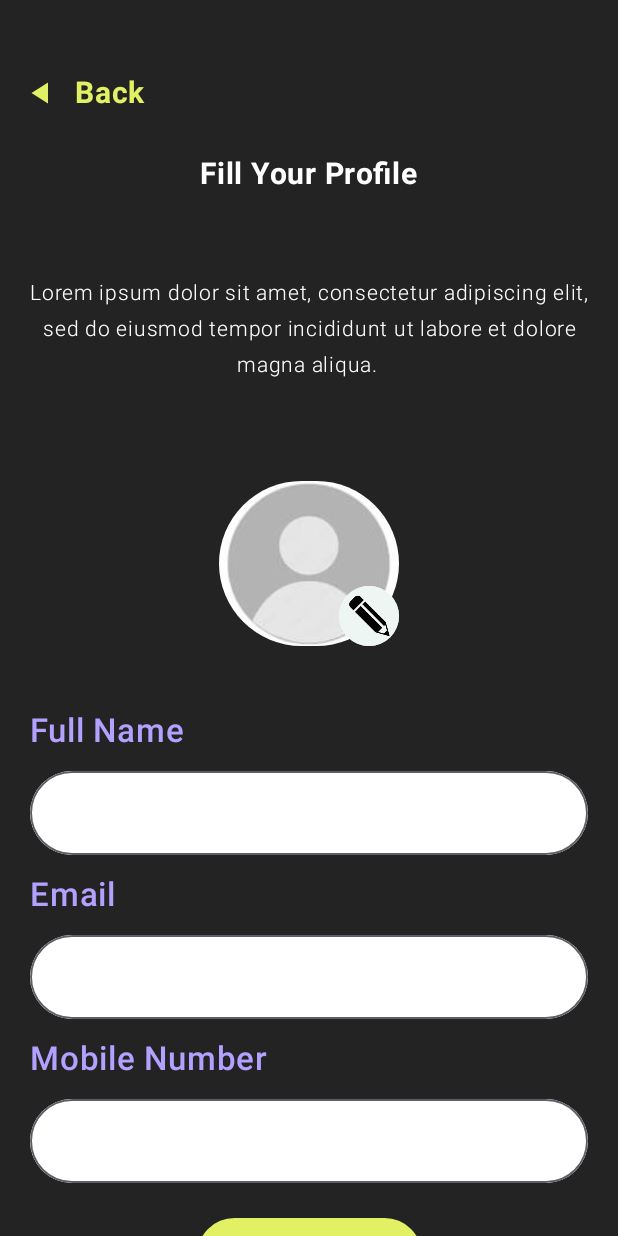
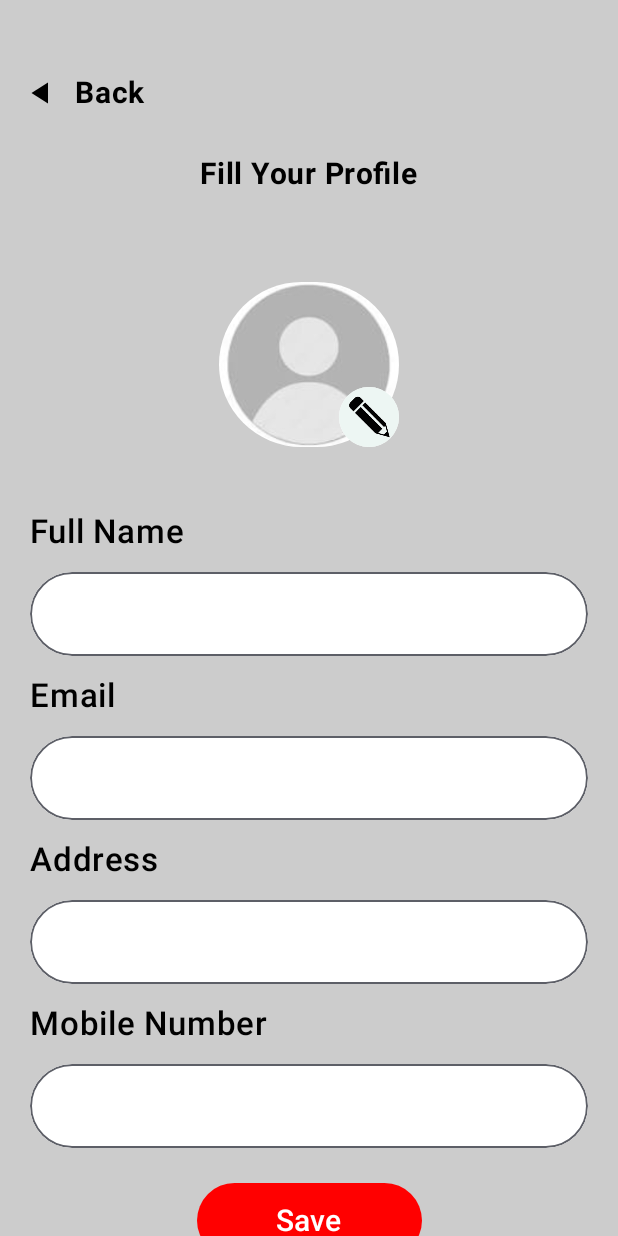
Before and after one commit to bhavya89hr/FoodOrderApp, an Android app built with Jetpack Compose: the screen it shows after launch (MainActivity), after a tap on "change", on a phone screen of 412 x 824 dp. Run offline under Robolectric (Android 15) with nearby library versions, the phone set to English and light mode, and no system bars; pictures from the network do not load.

Commit message:
navigation of profile screen and editing screen

```diff
--- a/app/src/main/java/com/bhavya/foodorder/screens/profileScreen/Navigation/ProfileNavigation.kt
+++ b/app/src/main/java/com/bhavya/foodorder/screens/profileScreen/Navigation/ProfileNavigation.kt
@@ -1,9 +1,11 @@
 package com.bhavya.foodorder.screens.profileScreen.Navigation
 
 import androidx.compose.runtime.Composable
+import androidx.navigation.NavType
 import androidx.navigation.compose.NavHost
 import androidx.navigation.compose.composable
 import androidx.navigation.compose.rememberNavController
+import androidx.navigation.navArgument
 import com.bhavya.foodorder.screens.profileScreen.profileEdit
 import com.bhavya.foodorder.screens.profileScreen.profileScreen
 
@@ -12,11 +14,28 @@ import com.bhavya.foodorder.screens.profileScreen.profileScreen
     fun ProfileNav() {
     val navController = rememberNavController()
     NavHost(navController = navController, startDestination = profileNav.ProfileScreen.name ) {
-composable(route= profileNav.ProfileScreen.name) {
-    profileScreen(navController)
-}
-        composable(route= profileNav.ProfileEdit.name) {
-            profileEdit(navController)
+        composable(route = profileNav.ProfileScreen.name) { backStackEntry ->
+            val savedStateHandle = backStackEntry.savedStateHandle
+            val name = savedStateHandle.get<String>("name") ?: "Prince"
+            val email = savedStateHandle.get<String>("email") ?: "PrinceBeniwal@gmail.com"
+            val mobile = savedStateHandle.get<String>("mobile") ?: "+8973874962"
+            val Address= savedStateHandle.get<String>("Address") ?:"Sonipat,Harayana"
+
+            profileScreen(navController, name, email, mobile, Address   )
+        }
+        val profileRoute=profileNav.ProfileEdit.name
+        composable(route= "$profileRoute/{name}/{email}/{mobileNo}/{Address}",
+            arguments = listOf(navArgument("email") { type= NavType.StringType },
+                navArgument("name") { type= NavType.StringType },
+                        navArgument("mobileNo") { type= NavType.StringType },
+                navArgument("Address") { type= NavType.StringType }
+              )) {
+            val  email = it.arguments?.getString("email")
+            val name = it.arguments?.getString("name")
+            val Address = it.arguments?.getString("Address")
+            val mobileNo = it.arguments?.getString("mobileNo")
+            profileEdit(email,name,mobileNo,Address,navController)
+
         }
 
     }
--- a/app/src/main/java/com/bhavya/foodorder/screens/profileScreen/profile screen.kt
+++ b/app/src/main/java/com/bhavya/foodorder/screens/profileScreen/profile screen.kt
@@ -1,12 +1,9 @@
 package com.bhavya.foodorder.screens.profileScreen
 import com.bhavya.foodorder.R
 
-import android.media.Image
 import androidx.compose.foundation.Image
 import androidx.compose.foundation.background
-import androidx.compose.foundation.border
 import androidx.compose.foundation.clickable
-import androidx.compose.foundation.gestures.scrollable
 import androidx.compose.foundation.layout.Arrangement
 import androidx.compose.foundation.layout.Box
 import androidx.compose.foundation.layout.Column
@@ -19,7 +16,6 @@ import androidx.compose.foundation.layout.height
 import androidx.compose.foundation.layout.padding
 import androidx.compose.foundation.layout.size
 import androidx.compose.foundation.layout.width
-import androidx.compose.foundation.lazy.LazyColumn
 import androidx.compose.foundation.rememberScrollState
 import androidx.compose.foundation.shape.CircleShape
 import androidx.compose.foundation.shape.RoundedCornerShape
@@ -43,16 +39,14 @@ import androidx.compose.ui.draw.rotate
 import androidx.compose.ui.graphics.Color
 import androidx.compose.ui.layout.ContentScale
 import androidx.compose.ui.res.painterResource
-import androidx.compose.ui.text.font.Font
 import androidx.compose.ui.text.font.FontWeight
-import androidx.compose.ui.tooling.preview.Preview
 import androidx.compose.ui.unit.dp
 import androidx.compose.ui.unit.sp
 import androidx.navigation.NavController
 
 
 @Composable
-fun profileScreen(navController: NavController) {
+fun profileScreen(navController: NavController, name: String, email: String, mobile: String,address: String) {
     Surface(modifier = Modifier.fillMaxSize().verticalScroll(rememberScrollState())) {
         Column(
             modifier = Modifier.fillMaxSize().background(color = Color.LightGray)
@@ -92,7 +86,7 @@ fun profileScreen(navController: NavController) {
                     fontWeight = FontWeight.Bold,
                     color = Color.Red,
                     modifier = Modifier.clickable {
-           navController.navigate("ProfileEdit")
+                        navController.navigate("ProfileEdit/${name}/${email}/${mobile}/${address}")
                     })
 
             }
@@ -115,13 +109,13 @@ fun profileScreen(navController: NavController) {
                     }
                     Spacer(modifier = Modifier.width(20.dp))
                     Column(modifier = Modifier.fillMaxHeight().width(205.dp).padding(0.dp, 20.dp).verticalScroll(rememberScrollState())) {
-                        Text(text = " Prince", fontSize = 25.sp, fontWeight = FontWeight.Bold)
+                        Text(text = name, fontSize = 25.sp, fontWeight = FontWeight.Bold)
                         Divider(modifier = Modifier.padding(5.dp))
-                        Text(text = "PrinceBeniwal@gmail.com", fontSize = 20.sp)
+                        Text(text = email, fontSize = 20.sp)
                         Divider(modifier = Modifier.padding(5.dp))
-                        Text(text = "+8973874962", fontSize = 20.sp)
+                        Text(text =mobile, fontSize = 20.sp)
                         Divider(modifier = Modifier.padding(5.dp))
-                        Text(text = "Sonipat,harayana", fontSize = 20.sp)
+                        Text(text = address, fontSize = 20.sp)
                     }
                 }
             }
--- a/app/src/main/java/com/bhavya/foodorder/screens/profileScreen/profileEdit.kt
+++ b/app/src/main/java/com/bhavya/foodorder/screens/profileScreen/profileEdit.kt
@@ -49,7 +49,6 @@ import androidx.compose.ui.platform.LocalSoftwareKeyboardController
 import androidx.compose.ui.res.painterResource
 import androidx.compose.ui.text.font.FontWeight
 import androidx.compose.ui.text.style.TextAlign
-import androidx.compose.ui.tooling.preview.Preview
 import androidx.compose.ui.unit.dp
 import androidx.compose.ui.unit.sp
 import androidx.navigation.NavController
@@ -59,10 +58,23 @@ import com.bhavya.getfitapp.components.InputFields
 
 
 @Composable
-fun profileEdit(navController: NavController,onValueChange:(String)->Unit={}){
+fun profileEdit(
+    email: String?,
+    name: String?,
+    MobileNo: String?,
+    Address: String?,
+    navController: NavController,
+    onValueChange: (String)-> Unit={}
+
+){
     val value= remember {
         mutableStateOf("")
     }
+    val Address= remember {
+        mutableStateOf("")
+    }
+
+
     val mobileNum= remember {
         mutableStateOf("")
     }
@@ -101,7 +113,7 @@ fun profileEdit(navController: NavController,onValueChange:(String)->Unit={}){
     }
     Surface(
         modifier = Modifier.fillMaxSize().background(Color.Black),
-        color = Color(0xFF232323)
+        color = Color.LightGray
     ) {
         Column(modifier = Modifier.fillMaxSize().verticalScroll(rememberScrollState())
             , verticalArrangement = Arrangement.Top
@@ -113,18 +125,17 @@ fun profileEdit(navController: NavController,onValueChange:(String)->Unit={}){
 navController.navigate("ProfileScreen")
                 }
                     .rotate(180f),
-                    colorFilter = ColorFilter.tint(Color(0xFFE2F163)))
+                    colorFilter = ColorFilter.tint(Color.Black))
                 Spacer(modifier = Modifier.width(10.dp))
-                Text(text="Back", color = Color(0xFFE2F163), fontWeight = FontWeight.Bold, textAlign = TextAlign.Start, modifier =Modifier.fillMaxWidth(), fontSize = 20.sp)
+                Text(text="Back", color = Color.Black, fontWeight = FontWeight.Bold, textAlign = TextAlign.Start, modifier =Modifier.fillMaxWidth(), fontSize = 20.sp)
             }
             Spacer(modifier = Modifier.height(30.dp))
-            Text(text="Fill Your Profile", fontSize = 20.sp, fontWeight = FontWeight.Bold, color = Color.White)
+            Text(text="Fill Your Profile", fontSize = 20.sp, fontWeight = FontWeight.Bold, color = Color.Black)
             Spacer(modifier = Modifier.height(40.dp))
-            Text(text="Lorem ipsum dolor sit amet, consectetur adipiscing elit, sed do eiusmod tempor incididunt ut labore et dolore magna aliqua. ", fontSize = 14.sp, fontWeight = FontWeight.Light, color = Color.White, modifier = Modifier.fillMaxWidth().padding(15.dp), textAlign = TextAlign.Center)
-            Spacer(modifier = Modifier.height(30.dp))
+
             Surface(modifier = Modifier.fillMaxWidth()
                 .height(150.dp),
-                color = Color(0xFF232323)) {
+                color = Color.LightGray) {
                 Column(modifier = Modifier.width(300.dp).fillMaxHeight().
                 padding(0.dp,20.dp), verticalArrangement = Arrangement.Center, horizontalAlignment = Alignment.CenterHorizontally) {
 //Image(painter = painterResource(id=R.drawable.def), contentDescription = "", modifier = Modifier.size(200.dp).clip(CircleShape))
@@ -175,7 +186,7 @@ navController.navigate("ProfileScreen")
 
             Column(modifier = Modifier.fillMaxSize().padding(20.dp,10.dp)) {
                 Spacer(modifier = Modifier.height(13.dp))
-                Text(text="Full Name",fontSize = 22.sp, fontWeight = FontWeight.SemiBold, color = Color(0xFFB3A0FF))
+                Text(text="Full Name",fontSize = 22.sp, fontWeight = FontWeight.SemiBold, color = Color.Black)
                 Spacer(modifier = Modifier.height(13.dp))
                 InputFields(
                     valueState =value,
@@ -196,7 +207,7 @@ navController.navigate("ProfileScreen")
                     })
 
                 Spacer(modifier = Modifier.height(13.dp))
-                Text(text="Email",fontSize = 22.sp, fontWeight = FontWeight.SemiBold, color = Color(0xFFB3A0FF))
+                Text(text="Email",fontSize = 22.sp, fontWeight = FontWeight.SemiBold, color = Color.Black)
                 Spacer(modifier = Modifier.height(13.dp))
 
                 InputFields(
@@ -214,7 +225,25 @@ navController.navigate("ProfileScreen")
 
                     })
                 Spacer(modifier = Modifier.height(13.dp))
-                Text(text="Mobile Number",fontSize = 22.sp, fontWeight = FontWeight.SemiBold, color = Color(0xFFB3A0FF))
+                Text(text="Address",fontSize = 22.sp, fontWeight = FontWeight.SemiBold, color = Color.Black)
+                Spacer(modifier = Modifier.height(13.dp))
+
+                InputFields(
+                    valueState =Address,
+                    labelId =  "" ,
+                    enabled =true ,
+                    modifier = Modifier.
+                    padding(20.dp)
+                    ,
+                    isSingleLine =true ,
+                    onAction = KeyboardActions{
+                        if(!validState)return@KeyboardActions
+                        onValueChange(Email.value.trim())
+                        keyboardController?.hide()
+
+                    })
+                Spacer(modifier = Modifier.height(13.dp))
+                Text(text="Mobile Number",fontSize = 22.sp, fontWeight = FontWeight.SemiBold, color = Color.Black)
                 Spacer(modifier = Modifier.height(13.dp))
                 InputFields(
                     valueState =mobileNum,
@@ -236,15 +265,21 @@ navController.navigate("ProfileScreen")
                 Spacer(modifier = Modifier.height(13.dp))
             }
             Button(onClick = {
+                navController.previousBackStackEntry?.savedStateHandle?.set("name", value.value)
+                navController.previousBackStackEntry?.savedStateHandle?.set("email", Email.value)
+                navController.previousBackStackEntry?.savedStateHandle?.set("mobile", mobileNum.value)
+                navController.previousBackStackEntry?.savedStateHandle?.set("address", Address.value)
 
+                // Navigate back
+                navController.popBackStack()
             }, modifier = Modifier.width(150.dp)
                 .height(50.dp)
 
                 .clip(RoundedCornerShape(15.dp)),
                 shape = CircleShape,
-                colors =ButtonDefaults.buttonColors(Color(0xFFE2F163)),
+                colors =ButtonDefaults.buttonColors(Color.Red),
             ) {
-                Text(text="Save", fontSize = 20.sp,color=Color.Black)
+                Text(text="Save", fontSize = 20.sp,color=Color.White)
             }
 
         }
```
